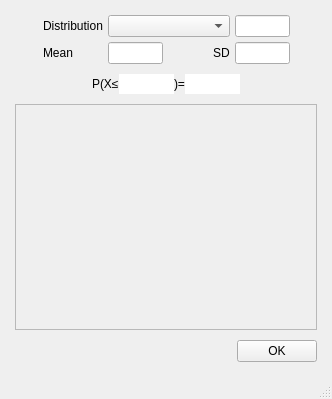
First picture: the form in fsetoolsGUI/gui/layout/ui/i0620_probabilistic_distribution.ui, repository fuyans/fsetoolsGUI, before the edit.
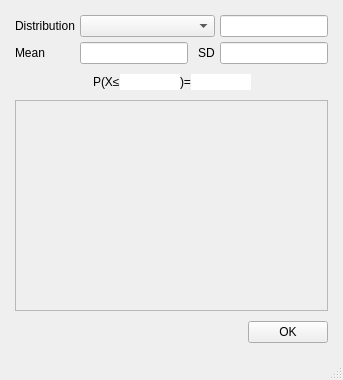
Second picture: the form after the edit.

Commit message: General refinements.

Patch:
```diff
--- a/fsetoolsGUI/gui/layout/ui/i0620_probabilistic_distribution.ui
+++ b/fsetoolsGUI/gui/layout/ui/i0620_probabilistic_distribution.ui
@@ -6,8 +6,8 @@
    <rect>
     <x>0</x>
     <y>0</y>
-    <width>332</width>
-    <height>399</height>
+    <width>314</width>
+    <height>380</height>
    </rect>
   </property>
   <property name="windowTitle">
@@ -82,18 +82,6 @@
           <verstretch>0</verstretch>
          </sizepolicy>
         </property>
-        <property name="minimumSize">
-         <size>
-          <width>55</width>
-          <height>0</height>
-         </size>
-        </property>
-        <property name="maximumSize">
-         <size>
-          <width>55</width>
-          <height>16777215</height>
-         </size>
-        </property>
        </widget>
       </item>
       <item row="0" column="0">
@@ -146,18 +134,6 @@
           <verstretch>0</verstretch>
          </sizepolicy>
         </property>
-        <property name="minimumSize">
-         <size>
-          <width>55</width>
-          <height>0</height>
-         </size>
-        </property>
-        <property name="maximumSize">
-         <size>
-          <width>55</width>
-          <height>16777215</height>
-         </size>
-        </property>
        </widget>
       </item>
       <item row="0" column="5">
@@ -168,18 +144,6 @@
           <verstretch>0</verstretch>
          </sizepolicy>
         </property>
-        <property name="minimumSize">
-         <size>
-          <width>55</width>
-          <height>0</height>
-         </size>
-        </property>
-        <property name="maximumSize">
-         <size>
-          <width>55</width>
-          <height>16777215</height>
-         </size>
-        </property>
        </widget>
       </item>
       <item row="0" column="2" colspan="3">
@@ -220,20 +184,14 @@
           <verstretch>0</verstretch>
          </sizepolicy>
         </property>
-        <property name="minimumSize">
-         <size>
-          <width>55</width>
-          <height>0</height>
-         </size>
-        </property>
         <property name="maximumSize">
          <size>
-          <width>40</width>
+          <width>60</width>
           <height>16777215</height>
          </size>
         </property>
-        <property name="frame">
-         <bool>false</bool>
+        <property name="styleSheet">
+         <string notr="true">border:0px</string>
         </property>
         <property name="dragEnabled">
          <bool>true</bool>
@@ -255,20 +213,14 @@
           <verstretch>0</verstretch>
          </sizepolicy>
         </property>
-        <property name="minimumSize">
-         <size>
-          <width>25</width>
-          <height>0</height>
-         </size>
-        </property>
         <property name="maximumSize">
          <size>
-          <width>55</width>
+          <width>60</width>
           <height>16777215</height>
          </size>
         </property>
-        <property name="frame">
-         <bool>false</bool>
+        <property name="styleSheet">
+         <string notr="true">border:0px</string>
         </property>
        </widget>
       </item>
```
Left out of the diff: 4 changed lines with no effect on the pictures. The commit also changes 2 other files.
